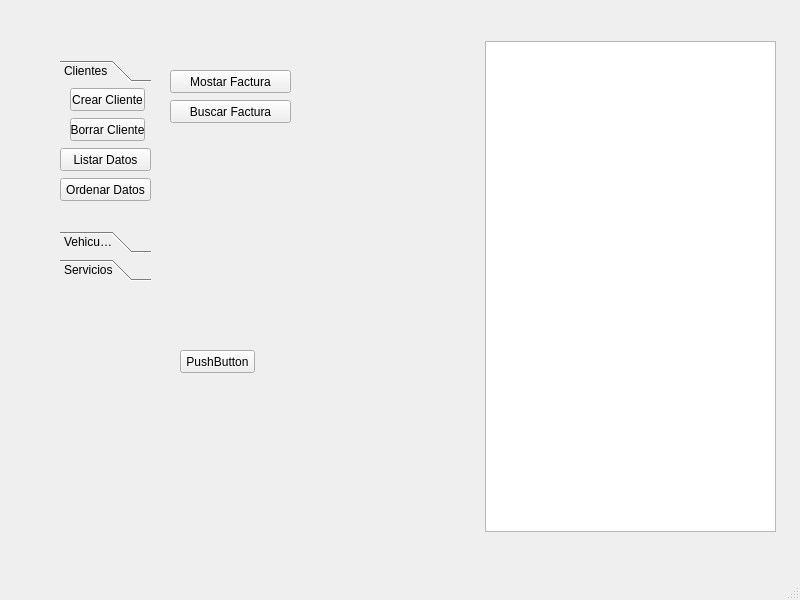
Qt form MainWindow.ui (OSarmient/Parcial2) before a commit.
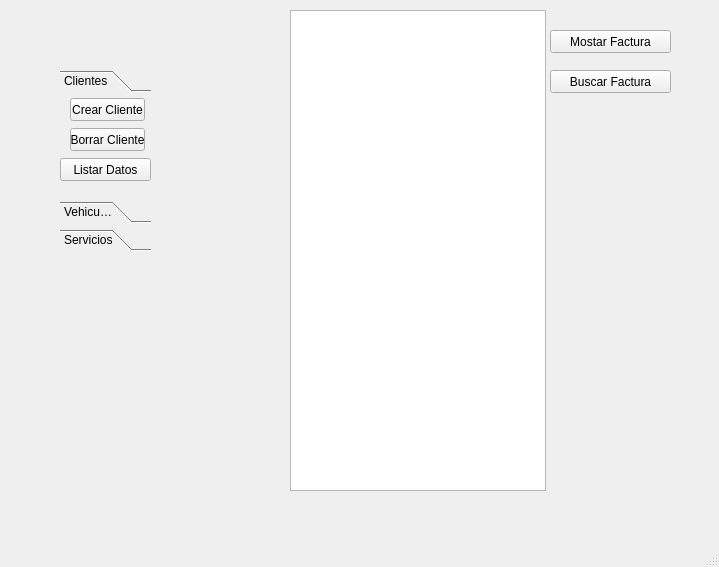
The same form after that commit. The open tabs and pages were chosen to show the change.

```diff
--- a/MainWindow.ui
+++ b/MainWindow.ui
@@ -6,50 +6,35 @@
    <rect>
     <x>0</x>
     <y>0</y>
-    <width>800</width>
-    <height>600</height>
+    <width>719</width>
+    <height>567</height>
    </rect>
   </property>
   <property name="windowTitle">
    <string>MainWindow</string>
   </property>
   <widget class="QWidget" name="centralwidget">
-   <widget class="QTableView" name="tableView">
-    <property name="geometry">
-     <rect>
-      <x>485</x>
-      <y>41</y>
-      <width>291</width>
-      <height>491</height>
-     </rect>
-    </property>
-   </widget>
-   <widget class="QPushButton" name="pushButton_4">
-    <property name="geometry">
-     <rect>
-      <x>180</x>
-      <y>350</y>
-      <width>75</width>
-      <height>23</height>
-     </rect>
-    </property>
-    <property name="text">
-     <string>PushButton</string>
-    </property>
-   </widget>
    <widget class="QToolBox" name="toolBox">
     <property name="geometry">
      <rect>
       <x>60</x>
-      <y>60</y>
+      <y>70</y>
       <width>91</width>
-      <height>221</height>
+      <height>181</height>
      </rect>
     </property>
     <property name="currentIndex">
      <number>0</number>
     </property>
     <widget class="QWidget" name="Clientes">
+     <property name="geometry">
+      <rect>
+       <x>0</x>
+       <y>0</y>
+       <width>91</width>
+       <height>100</height>
+      </rect>
+     </property>
      <attribute name="label">
       <string>Clientes</string>
      </attribute>
@@ -79,20 +64,7 @@
        <string>Crear Cliente</string>
       </property>
      </widget>
-     <widget class="QPushButton" name="pushButton_5">
-      <property name="geometry">
-       <rect>
-        <x>0</x>
-        <y>90</y>
-        <width>91</width>
-        <height>23</height>
-       </rect>
-      </property>
-      <property name="text">
-       <string>Ordenar Datos</string>
-      </property>
-     </widget>
-     <widget class="QPushButton" name="pushButton_3">
+     <widget class="QPushButton" name="BotonListarC">
       <property name="geometry">
        <rect>
         <x>0</x>
@@ -240,8 +212,8 @@
    <widget class="QPushButton" name="pushButton_14">
     <property name="geometry">
      <rect>
-      <x>170</x>
-      <y>70</y>
+      <x>550</x>
+      <y>30</y>
       <width>121</width>
       <height>23</height>
      </rect>
@@ -253,8 +225,8 @@
    <widget class="QPushButton" name="pushButton_15">
     <property name="geometry">
      <rect>
-      <x>170</x>
-      <y>100</y>
+      <x>550</x>
+      <y>70</y>
       <width>121</width>
       <height>23</height>
      </rect>
@@ -263,6 +235,16 @@
      <string>Buscar Factura</string>
     </property>
    </widget>
+   <widget class="QTableWidget" name="TablaFacturas">
+    <property name="geometry">
+     <rect>
+      <x>290</x>
+      <y>10</y>
+      <width>256</width>
+      <height>481</height>
+     </rect>
+    </property>
+   </widget>
   </widget>
   <widget class="QMenuBar" name="menubar">
    <property name="geometry">
```
Left out of the diff: 54 changed lines with no effect on the pictures.
